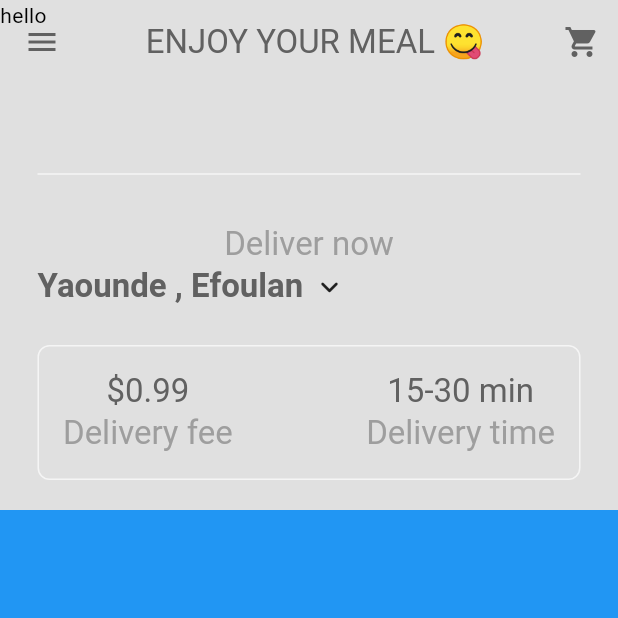
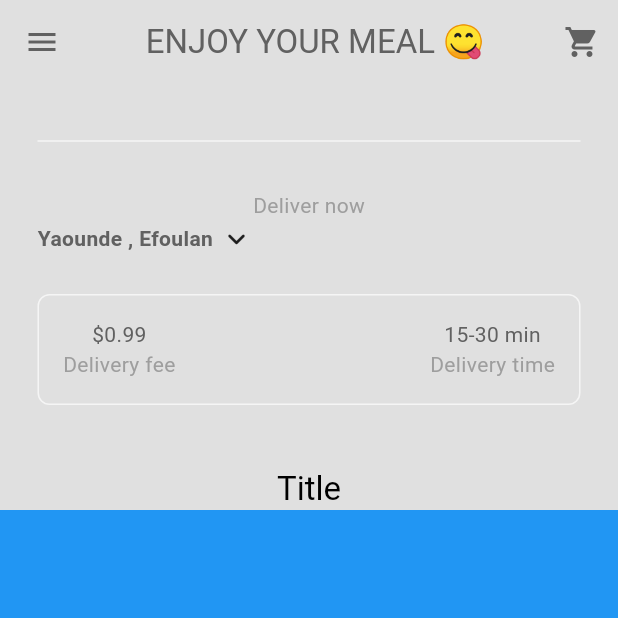
Before and after one commit to david123mbah/KmerChoop---food-dilivery-App, a Flutter app: the Homepage screen opened directly, on a phone screen of 412 x 824 dp, the top half of it. Run offline on Flutter 3.47's test engine with Material 3 defaults, Android fonts, the phone set to English and light mode, and no system bars.

```diff
--- a/lib/pages/homepage.dart
+++ b/lib/pages/homepage.dart
@@ -21,15 +21,13 @@ class _HomepageState extends State<Homepage> {
         headerSliverBuilder:(context , innerBoxisScrolled) =>
         [
            MyAppbar(
-            title:  Column(
+            child:   Column(
               mainAxisAlignment: MainAxisAlignment.end,
               children: [
                 Divider( indent: 25, endIndent: 25, color: Theme.of(context).colorScheme.secondary,),
 
                 // my location
                  const Mylocation(),
-
-
 
 
 
@@ -42,7 +40,7 @@ class _HomepageState extends State<Homepage> {
 
               ],
             ),
-            child: const Text("hello"))
+            title: const Text("Title"))
           ],
         body: Container(
           color: Colors.blue,
```
